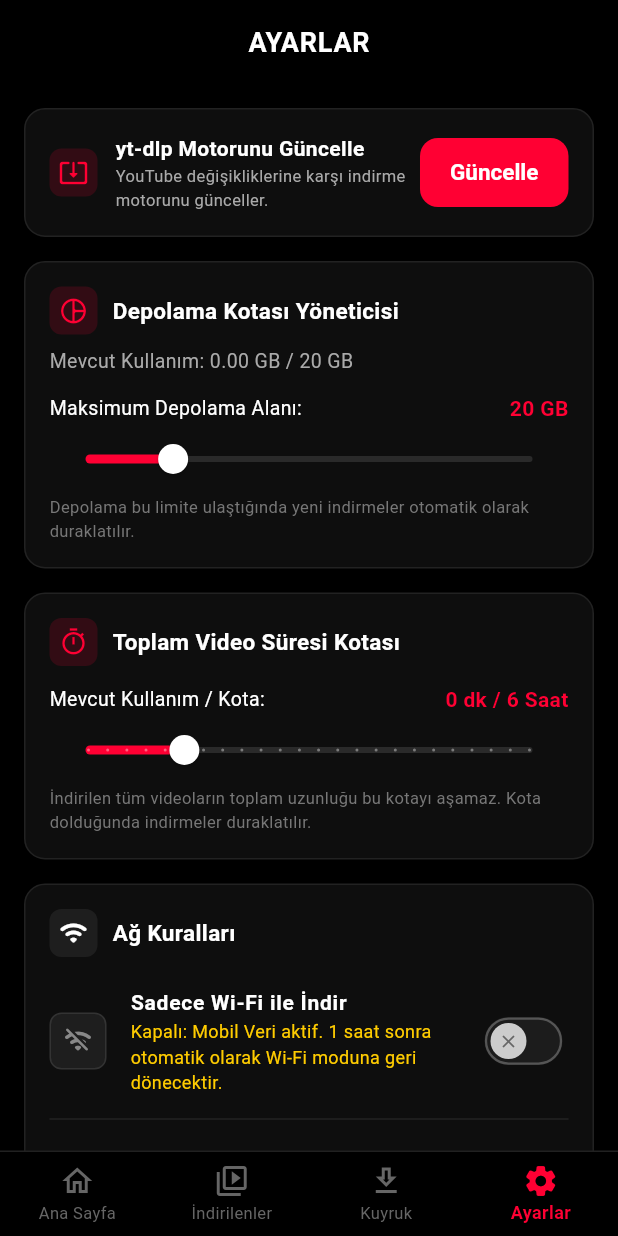
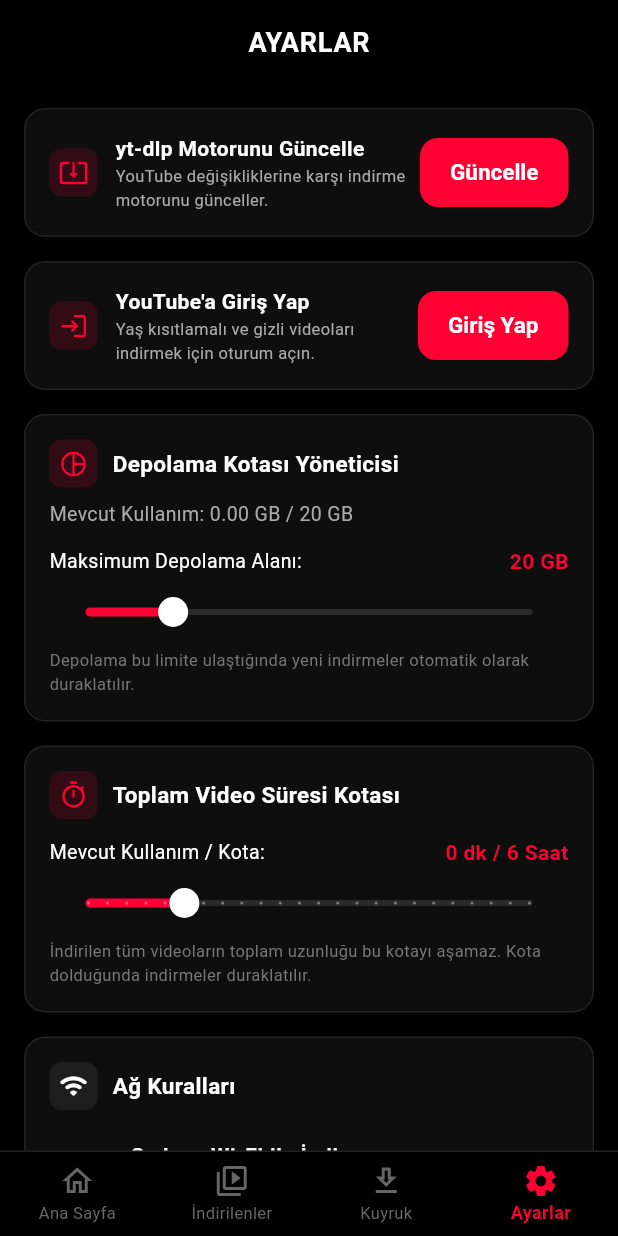
Before and after one commit to sadpapatya11/offline-youtube, a Flutter app: the screen it shows after launch, item 4 of the bottom bar chosen, on a phone screen of 412 x 824 dp. Run offline on Flutter 3.47's test engine with Material 3 defaults, Android fonts, the light colour scheme and no system bars; our stand-ins replace connectivity_plus, package_info_plus, permission_handler, shared_preferences, video_player, wakelock_plus and 1 more; statements that could not run were skipped.

Commit message:
feat: Add YouTube login and cookie support to yt-dlp to fix private/restricted video downloads

```diff
--- a/lib/ui/screens/settings_screen.dart
+++ b/lib/ui/screens/settings_screen.dart
@@ -1,6 +1,7 @@
 import 'package:flutter/material.dart';
 import 'package:package_info_plus/package_info_plus.dart';
 import 'package:provider/provider.dart';
+import 'package:offlineyoutube/ui/screens/youtube_login_screen.dart';
 import '../../models/app_settings.dart';
 import '../../providers/library_provider.dart';
 import '../../providers/settings_provider.dart';
@@ -151,6 +152,57 @@ class _SettingsScreenState extends State<SettingsScreen> {
                             ),
                           )
                         : const Text('Güncelle'),
+                  ),
+                ],
+              ),
+            ),
+            const SizedBox(height: 16),
+
+            // 1.5 YouTube Giriş Yap (Çerez Entegrasyonu)
+            AmoledCard(
+              child: Row(
+                children: [
+                  Container(
+                    padding: const EdgeInsets.all(6),
+                    decoration: BoxDecoration(
+                      color: AmoledTheme.brandRed.withValues(alpha: 0.15),
+                      borderRadius: BorderRadius.circular(8),
+                    ),
+                    child: const Icon(
+                      Icons.login_rounded,
+                      color: AmoledTheme.brandRed,
+                      size: 20,
+                    ),
+                  ),
+                  const SizedBox(width: 12),
+                  const Expanded(
+                    child: Column(
+                      crossAxisAlignment: CrossAxisAlignment.start,
+                      children: [
+                        Text(
+                          'YouTube\'a Giriş Yap',
+                          style: TextStyle(
+                            color: AmoledTheme.pureWhite,
+                            fontSize: 14,
+                            fontWeight: FontWeight.bold,
+                          ),
+                        ),
+                        Text(
+                          'Yaş kısıtlamalı ve gizli videoları indirmek için oturum açın.',
+                          style: TextStyle(color: AmoledTheme.subText, fontSize: 11),
+                        ),
+                      ],
+                    ),
+                  ),
+                  const SizedBox(width: 8),
+                  ElevatedButton(
+                    onPressed: () {
+                      Navigator.push(
+                        context,
+                        MaterialPageRoute(builder: (_) => const YoutubeLoginScreen()),
+                      );
+                    },
+                    child: const Text('Giriş Yap'),
                   ),
                 ],
               ),
--- a/pubspec.yaml
+++ b/pubspec.yaml
@@ -43,6 +43,7 @@ dependencies:
   path: ^1.9.1
   intl: ^0.20.2
   wakelock_plus: ^1.2.8
+  webview_flutter: ^4.14.1
 
 dev_dependencies:
   flutter_test:
```
Also changed, not shown: lib/providers/download_provider.dart (+16 -7 lines), lib/ui/screens/youtube_login_screen.dart (added, +78 -0 lines), pubspec.lock, 2 other files.
